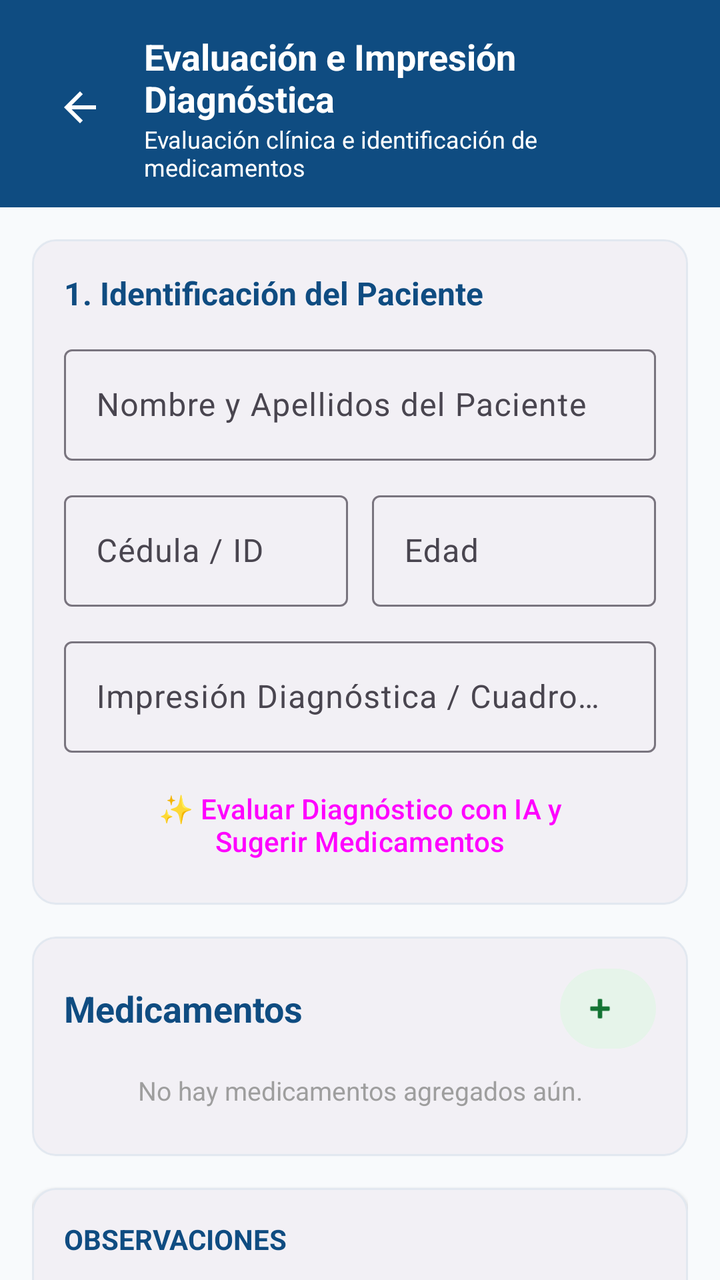
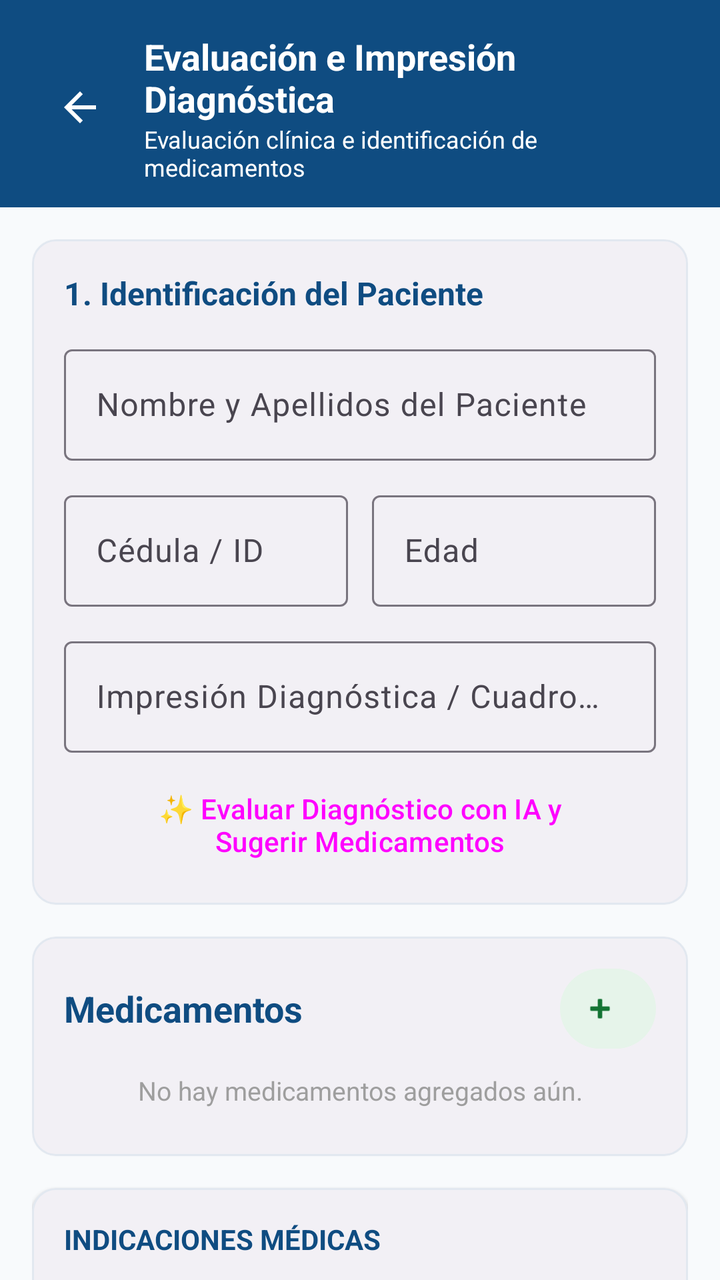

Two renders of the same Android screen: before a commit and after it. Below are the layout's source before the change and the commit's diff.
<!-- AndroidManifest.xml: activity theme Theme.GuiaFarmaceutica -->
<!-- res/layout/activity_crear_impresion.xml -->
<?xml version="1.0" encoding="utf-8"?>
<androidx.coordinatorlayout.widget.CoordinatorLayout xmlns:android="http://schemas.android.com/apk/res/android"
    xmlns:app="http://schemas.android.com/apk/res-auto"
    android:layout_width="match_parent"
    android:layout_height="match_parent"
    android:background="#F8FAFC">

    <com.google.android.material.appbar.AppBarLayout
        android:layout_width="match_parent"
        android:layout_height="wrap_content"
        android:background="#0F4C81"
        app:elevation="4dp"
        app:liftOnScroll="false"
        android:theme="@style/ThemeOverlay.MaterialComponents.Dark.ActionBar">

        <LinearLayout
            android:layout_width="match_parent"
            android:layout_height="wrap_content"
            android:gravity="center_vertical"
            android:orientation="horizontal"
            android:paddingHorizontal="16dp"
            android:paddingTop="16dp"
            android:paddingBottom="12dp">

            <ImageButton
                android:id="@+id/btn_back"
                android:layout_width="48dp"
                android:layout_height="48dp"
                android:background="?attr/selectableItemBackgroundBorderless"
                android:contentDescription="Atrás"
                android:src="@drawable/ic_back_arrow" />

            <LinearLayout
                android:layout_width="0dp"
                android:layout_height="wrap_content"
                android:layout_marginStart="8dp"
                android:layout_weight="1"
                android:orientation="vertical">

                <TextView
                    android:layout_width="wrap_content"
                    android:layout_height="wrap_content"
                    android:text="Evaluación e Impresión Diagnóstica"
                    android:textColor="@android:color/white"
                    android:textSize="18sp"
                    android:textStyle="bold" />

                <TextView
                    android:layout_width="wrap_content"
                    android:layout_height="wrap_content"
                    android:text="Evaluación clínica e identificación de medicamentos"
                    android:textColor="@android:color/white"
                    android:textSize="12sp" />
            </LinearLayout>

        </LinearLayout>

    </com.google.android.material.appbar.AppBarLayout>

    <androidx.core.widget.NestedScrollView
        android:layout_width="match_parent"
        android:layout_height="match_parent"
        app:layout_behavior="@string/appbar_scrolling_view_behavior">

        <LinearLayout
            android:layout_width="match_parent"
            android:layout_height="wrap_content"
            android:orientation="vertical"
            android:padding="16dp">

            
            <com.google.android.material.card.MaterialCardView
                android:layout_width="match_parent"
                android:layout_height="wrap_content"
                android:layout_marginBottom="16dp"
                app:cardCornerRadius="12dp"
                app:cardElevation="1dp"
                app:strokeColor="#E2E8F0"
                app:strokeWidth="1dp">

                <LinearLayout
                    android:layout_width="match_parent"
                    android:layout_height="wrap_content"
                    android:orientation="vertical"
                    android:padding="16dp">

                    <TextView
                        android:layout_width="wrap_content"
                        android:layout_height="wrap_content"
                        android:text="1. Identificación del Paciente"
                        android:textColor="#0F4C81"
                        android:textSize="16sp"
                        android:textStyle="bold" />

                    <com.google.android.material.textfield.TextInputLayout
                        android:layout_width="match_parent"
                        android:layout_height="wrap_content"
                        android:layout_marginTop="12dp"
                        android:hint="Nombre y Apellidos del Paciente">

                        <com.google.android.material.textfield.TextInputEditText
                            android:id="@+id/edit_paciente_nombre"
                            android:layout_width="match_parent"
                            android:layout_height="wrap_content" />
                    </com.google.android.material.textfield.TextInputLayout>

                    <LinearLayout
                        android:layout_width="match_parent"
                        android:layout_height="wrap_content"
                        android:baselineAligned="false"
                        android:orientation="horizontal">

                        <com.google.android.material.textfield.TextInputLayout
                            android:layout_width="0dp"
                            android:layout_height="wrap_content"
                            android:layout_marginTop="12dp"
                            android:layout_marginEnd="6dp"
                            android:layout_weight="1"
                            android:hint="Cédula / ID">

                            <com.google.android.material.textfield.TextInputEditText
                                android:id="@+id/edit_paciente_cedula"
                                android:layout_width="match_parent"
                                android:layout_height="wrap_content" />
                        </com.google.android.material.textfield.TextInputLayout>

                        <com.google.android.material.textfield.TextInputLayout
                            android:layout_width="0dp"
                            android:layout_height="wrap_content"
                            android:layout_marginStart="6dp"
                            android:layout_marginTop="12dp"
                            android:layout_weight="1"
                            android:hint="Edad">

                            <com.google.android.material.textfield.TextInputEditText
                                android:id="@+id/edit_paciente_edad"
                                android:layout_width="match_parent"
                                android:layout_height="wrap_content" />
                        </com.google.android.material.textfield.TextInputLayout>

                    </LinearLayout>

                    <com.google.android.material.textfield.TextInputLayout
                        android:layout_width="match_parent"
                        android:layout_height="wrap_content"
                        android:layout_marginTop="12dp"
                        android:hint="Impresión Diagnóstica / Cuadro Clínico">

                        <com.google.android.material.textfield.TextInputEditText
                            android:id="@+id/edit_paciente_diagnostico"
                            android:layout_width="match_parent"
                            android:layout_height="wrap_content" />
                    </com.google.android.material.textfield.TextInputLayout>

                    
                    <Button
                        android:id="@+id/btn_evaluar_diagnostico_ai"
                        style="@style/Widget.Material3.Button.TonalButton"
                        android:layout_width="match_parent"
                        android:layout_height="wrap_content"
                        android:layout_marginTop="12dp"
                        android:text="✨ Evaluar Diagnóstico con IA y Sugerir Medicamentos"
                        app:icon="@drawable/ic_cat_science" />

                </LinearLayout>

            </com.google.android.material.card.MaterialCardView>

            
            <com.google.android.material.card.MaterialCardView
                android:layout_width="match_parent"
                android:layout_height="wrap_content"
                android:layout_marginBottom="16dp"
                app:cardCornerRadius="12dp"
                app:cardElevation="1dp"
                app:strokeColor="#E2E8F0"
                app:strokeWidth="1dp">

                <LinearLayout
                    android:layout_width="match_parent"
                    android:layout_height="wrap_content"
                    android:orientation="vertical"
                    android:padding="16dp">

                    <LinearLayout
                        android:layout_width="match_parent"
                        android:layout_height="wrap_content"
                        android:gravity="center_vertical"
                        android:orientation="horizontal">

                        <TextView
                            android:layout_width="0dp"
                            android:layout_height="wrap_content"
                            android:layout_weight="1"
                            android:text="Medicamentos"
                            android:textColor="#0F4C81"
                            android:textSize="18sp"
                            android:textStyle="bold" />

                        <com.google.android.material.button.MaterialButton
                            android:id="@+id/btn_agregar_nuevo_med"
                            style="@style/Widget.Material3.Button.TonalButton"
                            android:layout_width="48dp"
                            android:layout_height="40dp"
                            app:backgroundTint="#E6F4EA"
                            app:cornerRadius="20dp"
                            app:icon="@android:drawable/ic_input_add"
                            app:iconGravity="textStart"
                            app:iconTint="#137333"
                            android:insetTop="0dp"
                            android:insetBottom="0dp"
                            android:insetLeft="0dp"
                            android:insetRight="0dp" />

                    </LinearLayout>

                    <TextView
                        android:id="@+id/text_empty_medicamentos_referencia"
                        android:layout_width="match_parent"
                        android:layout_height="wrap_content"
                        android:layout_marginTop="12dp"
                        android:gravity="center"
                        android:text="No hay medicamentos agregados aún."
                        android:textColor="#9E9E9E"
                        android:textSize="13sp" />

                    <androidx.recyclerview.widget.RecyclerView
                        android:id="@+id/recycler_medicamentos_referencia"
                        android:layout_width="match_parent"
                        android:layout_height="wrap_content"
                        android:layout_marginTop="8dp"
                        android:nestedScrollingEnabled="false" />

                </LinearLayout>

            </com.google.android.material.card.MaterialCardView>

            
            <com.google.android.material.card.MaterialCardView
                android:id="@+id/card_form_agregar_med"
                android:layout_width="match_parent"
                android:layout_height="wrap_content"
                android:layout_marginBottom="16dp"
                android:visibility="gone"
                app:cardCornerRadius="12dp"
                app:cardElevation="1dp"
                app:strokeColor="#CBD5E1"
                app:strokeWidth="1dp">

                <LinearLayout
                    android:layout_width="match_parent"
                    android:layout_height="wrap_content"
                    android:orientation="vertical"
                    android:padding="16dp">

                    <TextView
                        android:layout_width="wrap_content"
                        android:layout_height="wrap_content"
                        android:text="Agregar Medicamento *"
                        android:textColor="#0F4C81"
                        android:textSize="15sp"
                        android:textStyle="bold" />

                    <com.google.android.material.textfield.TextInputLayout
                        android:layout_width="match_parent"
                        android:layout_height="wrap_content"
                        android:layout_marginTop="10dp"
                        android:hint="MEDICAMENTO *">

                        <com.google.android.material.textfield.TextInputEditText
                            android:id="@+id/edit_impresion_med_nombre"
                            android:layout_width="match_parent"
                            android:layout_height="wrap_content" />
                    </com.google.android.material.textfield.TextInputLayout>

                    <LinearLayout
                        android:layout_width="match_parent"
                        android:layout_height="wrap_content"
                        android:baselineAligned="false"
                        android:orientation="horizontal">

                        <com.google.android.material.textfield.TextInputLayout
                            android:layout_width="0dp"
                            android:layout_height="wrap_content"
                            android:layout_marginTop="10dp"
                            android:layout_marginEnd="4dp"
                            android:layout_weight="1"
                            android:hint="PRESENTACIÓN">

                            <com.google.android.material.textfield.TextInputEditText
                                android:id="@+id/edit_impresion_presentacion"
                                android:layout_width="match_parent"
                                android:layout_height="wrap_content" />
                        </com.google.android.material.textfield.TextInputLayout>

                        <com.google.android.material.textfield.TextInputLayout
                            android:layout_width="0dp"
                            android:layout_height="wrap_content"
                            android:layout_marginStart="4dp"
                            android:layout_marginTop="10dp"
                            android:layout_weight="1"
                            android:hint="CONCENTRACIÓN">

                            <com.google.android.material.textfield.TextInputEditText
                                android:id="@+id/edit_impresion_concentracion"
                                android:layout_width="match_parent"
                                android:layout_height="wrap_content" />
                        </com.google.android.material.textfield.TextInputLayout>

                    </LinearLayout>

                    <LinearLayout
                        android:layout_width="match_parent"
                        android:layout_height="wrap_content"
                        android:baselineAligned="false"
                        android:orientation="horizontal">

                        <com.google.android.material.textfield.TextInputLayout
                            android:layout_width="0dp"
                            android:layout_height="wrap_content"
                            android:layout_marginTop="10dp"
                            android:layout_marginEnd="4dp"
                            android:layout_weight="1"
                            android:hint="DOSIS">

                            <com.google.android.material.textfield.TextInputEditText
                                android:id="@+id/edit_impresion_dosis"
                                android:layout_width="match_parent"
                                android:layout_height="wrap_content" />
                        </com.google.android.material.textfield.TextInputLayout>

                        <com.google.android.material.textfield.TextInputLayout
                            android:layout_width="0dp"
                            android:layout_height="wrap_content"
                            android:layout_marginStart="4dp"
                            android:layout_marginTop="10dp"
                            android:layout_weight="1"
                            android:hint="FRECUENCIA">

                            <com.google.android.material.textfield.TextInputEditText
                                android:id="@+id/edit_impresion_frecuencia"
                                android:layout_width="match_parent"
                                android:layout_height="wrap_content" />
                        </com.google.android.material.textfield.TextInputLayout>

                    </LinearLayout>

                    <com.google.android.material.textfield.TextInputLayout
                        android:layout_width="match_parent"
                        android:layout_height="wrap_content"
                        android:layout_marginTop="10dp"
                        android:hint="DURACIÓN TRATAMIENTO">

                        <com.google.android.material.textfield.TextInputEditText
                            android:id="@+id/edit_impresion_duracion"
                            android:layout_width="match_parent"
                            android:layout_height="wrap_content" />
                    </com.google.android.material.textfield.TextInputLayout>

                    <Button
                        android:id="@+id/btn_abrir_calculadora_impresion"
                        style="@style/Widget.Material3.Button.TonalButton"
                        android:layout_width="match_parent"
                        android:layout_height="wrap_content"
                        android:layout_marginTop="12dp"
                        android:text="Calcular Dosis con Calculadora Segura"
                        app:icon="@drawable/ic_search_catalog" />

                    <Button
                        android:id="@+id/btn_agregar_item_impresion"
                        style="@style/Widget.Material3.Button.OutlinedButton"
                        android:layout_width="match_parent"
                        android:layout_height="wrap_content"
                        android:layout_marginTop="8dp"
                        android:text="＋ Agregar Fármaco a la Lista" />

                </LinearLayout>

            </com.google.android.material.card.MaterialCardView>

            
            <com.google.android.material.card.MaterialCardView
                android:layout_width="match_parent"
                android:layout_height="wrap_content"
                android:layout_marginBottom="16dp"
                app:cardCornerRadius="12dp"
                app:cardElevation="1dp"
                app:strokeColor="#E2E8F0"
                app:strokeWidth="1dp">

                <LinearLayout
                    android:layout_width="match_parent"
                    android:layout_height="wrap_content"
                    android:orientation="vertical"
                    android:padding="16dp">

                    <TextView
                        android:layout_width="wrap_content"
                        android:layout_height="wrap_content"
                        android:text="OBSERVACIONES"
                        android:textColor="#0F4C81"
                        android:textSize="14sp"
                        android:textStyle="bold" />

                    <com.google.android.material.textfield.TextInputLayout
                        android:layout_width="match_parent"
                        android:layout_height="wrap_content"
                        android:layout_marginTop="8dp"
                        android:hint="Observaciones exclusivamente ficticias">

                        <com.google.android.material.textfield.TextInputEditText
                            android:id="@+id/edit_recipe_observaciones"
                            android:layout_width="match_parent"
                            android:layout_height="100dp"
                            android:gravity="top|start"
                            android:inputType="textMultiLine" />
                    </com.google.android.material.textfield.TextInputLayout>

                </LinearLayout>

            </com.google.android.material.card.MaterialCardView>

            
            <LinearLayout
                android:layout_width="match_parent"
                android:layout_height="wrap_content"
                android:layout_marginBottom="24dp"
                android:orientation="horizontal">

                <Button
                    android:id="@+id/btn_compartir_enviar_impresion"
                    style="@style/Widget.Material3.Button"
                    android:layout_width="match_parent"
                    android:layout_height="wrap_content"
                    android:backgroundTint="#0F4C81"
                    android:text="Compartir o enviar"
                    android:textColor="@android:color/white"
                    app:icon="@android:drawable/ic_menu_share"
                    app:iconTint="@android:color/white" />

            </LinearLayout>

        </LinearLayout>

    </androidx.core.widget.NestedScrollView>

</androidx.coordinatorlayout.widget.CoordinatorLayout>
<!-- resources referenced by this layout -->
<resources>
  <!-- drawable ic_back_arrow (drawable) -->
  <vector xmlns:android="http://schemas.android.com/apk/res/android"
      android:width="24dp"
      android:height="24dp"
      android:viewportWidth="24"
      android:viewportHeight="24">
      <path
          android:fillColor="@android:color/white"
          android:pathData="M20,11H7.83l5.59,-5.59L12,4l-8,8 8,8 1.41,-1.41L7.83,13H20v-2z" />
  </vector>
  <!-- drawable ic_cat_science (drawable) -->
  <vector xmlns:android="http://schemas.android.com/apk/res/android"
      android:width="24dp"
      android:height="24dp"
      android:viewportWidth="24"
      android:viewportHeight="24">
      
      <path
          android:fillColor="@color/azul_clinico"
          android:pathData="M12,2c-1.1,0 -2,0.9 -2,2s0.9,2 2,2s2,-0.9 2,-2S13.1,2 12,2z M12,18c-1.1,0 -2,0.9 -2,2s0.9,2 2,2s2,-0.9 2,-2S13.1,18 12,18z M7.1,6.8L5.7,5.4C4.6,6.5 4,8.1 4,9.8s0.6,3.3 1.7,4.4l1.4,-1.4C6.4,12 6,10.9 6,9.8S6.4,7.6 7.1,6.8z M16.9,6.8c0.7,0.8 1.1,1.9 1.1,3s-0.4,2.2 -1.1,3l1.4,1.4C19.4,13.1 20,11.5 20,9.8s-0.6,-3.3 -1.7,-4.4L16.9,6.8z M7.1,17.2C6.4,16.4 6,15.3 6,14.2s0.4,-2.2 1.1,-3l-1.4,-1.4C4.6,10.9 4,12.5 4,14.2s0.6,3.3 1.7,4.4L7.1,17.2z M16.9,17.2l1.4,1.4c1.1,-1.1 1.7,-2.7 1.7,-4.4s-0.6,-3.3 -1.7,-4.4l-1.4,1.4c0.7,0.8 1.1,1.9 1.1,3S17.6,16.4 16.9,17.2z" />
  </vector>
  <!-- drawable ic_search_catalog (drawable) -->
  <?xml version="1.0" encoding="utf-8"?>
  <vector xmlns:android="http://schemas.android.com/apk/res/android"
      android:width="24dp"
      android:height="24dp"
      android:viewportWidth="24"
      android:viewportHeight="24">
      
      <path
          android:fillColor="@android:color/white"
          android:pathData="M3,8V5c0,-1.1 0.9,-2 2,-2h3v2H5v3H3zM16,3h3c1.1,0 2,0.9 2,2v3h-2V5h-3V3zM3,16v3c0,1.1 0.9,2 2,2h3v-2H5v-3H3zM19,16v3h-3v2h3c1.1,0 2,-0.9 2,-2v-3h-2z" />
      
      <path
          android:fillColor="@android:color/white"
          android:pathData="M11,7h2v3h3v2h-3v3h-2v-3H8v-2h3V7z" />
      
      <path
          android:fillColor="@android:color/white"
          android:pathData="M2,11.5h20v1H2z" />
  </vector>
  <style name="Theme.GuiaFarmaceutica" parent="Theme.Material3.DayNight.NoActionBar">
          <item name="colorPrimary">@color/verde_farmacia</item>
          <item name="colorOnPrimary">@android:color/white</item>
          <item name="colorSecondary">@color/azul_clinico</item>
      </style>
  <color name="azul_clinico">#1565C0</color>
  <color name="verde_farmacia">#1B7A4D</color>
</resources>

<!-- the commit's change to res/layout/activity_crear_impresion.xml (unified diff, before → after) -->
@@ -397,7 +397,7 @@
                     <TextView
                         android:layout_width="wrap_content"
                         android:layout_height="wrap_content"
-                        android:text="OBSERVACIONES"
+                        android:text="INDICACIONES MÉDICAS"
                         android:textColor="#0F4C81"
                         android:textSize="14sp"
                         android:textStyle="bold" />
@@ -406,7 +406,7 @@
                         android:layout_width="match_parent"
                         android:layout_height="wrap_content"
                         android:layout_marginTop="8dp"
-                        android:hint="Observaciones exclusivamente ficticias">
+                        android:hint="Escriba aquí las indicaciones médicas...">
 
                         <com.google.android.material.textfield.TextInputEditText
                             android:id="@+id/edit_recipe_observaciones"
